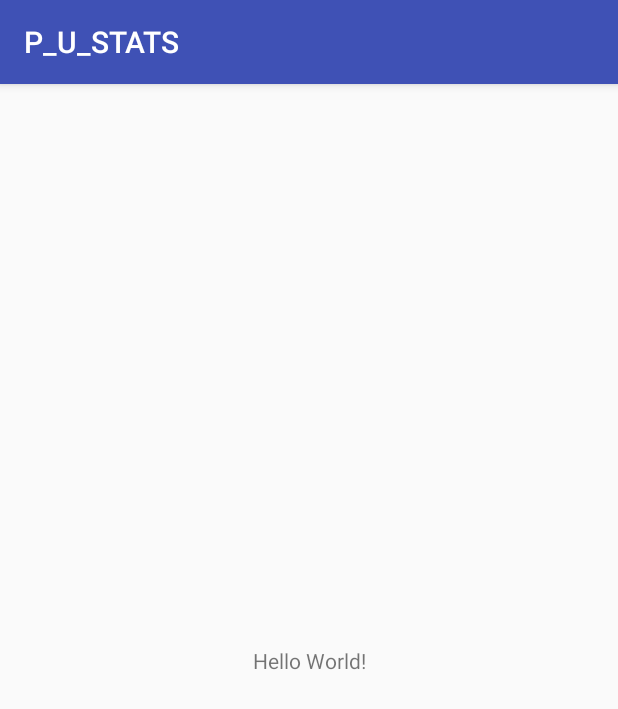
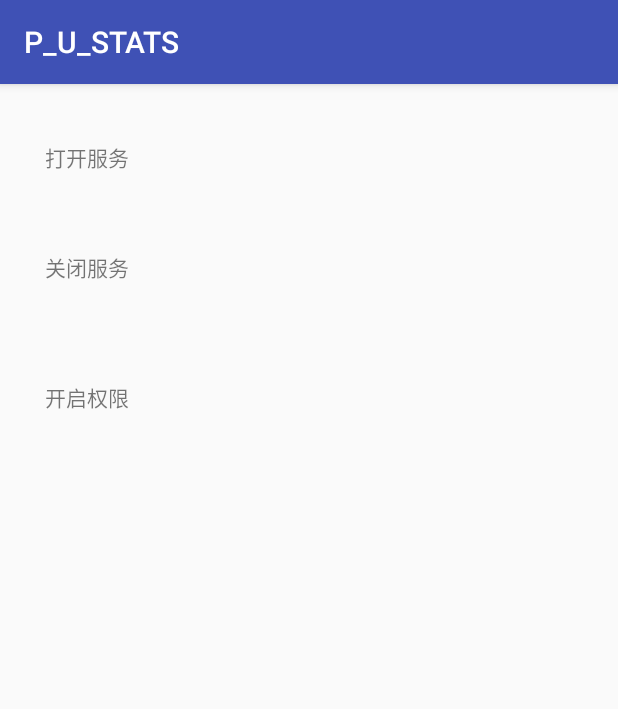
Before and after one commit to MaryDQ/P_U_STATS, an Android app: the screen it shows after launch (MainActivity), on a phone screen of 412 x 824 dp. Shown: the top 709 px of the screen. Run offline under Robolectric (Android 15) with nearby library versions, the phone set to English and light mode, and no system bars.

Commit message:
编写完工具类

```diff
--- a/app/src/main/res/layout/activity_main.xml
+++ b/app/src/main/res/layout/activity_main.xml
@@ -7,13 +7,39 @@
     android:layout_height="match_parent"
     tools:context="com.mlxphone.p_u_stats.MainActivity">
 
+
     <TextView
-        android:layout_width="wrap_content"
-        android:layout_height="wrap_content"
-        android:text="Hello World!"
-        app:layout_constraintBottom_toBottomOf="parent"
+        android:onClick="openService"
+        android:id="@+id/textView"
+        android:layout_width="92dp"
+        android:layout_height="28dp"
+        android:text="打开服务"
+        android:layout_marginLeft="30dp"
         app:layout_constraintLeft_toLeftOf="parent"
-        app:layout_constraintRight_toRightOf="parent"
-        app:layout_constraintTop_toTopOf="parent" />
+        app:layout_constraintTop_toTopOf="parent"
+        android:layout_marginTop="38dp"
+        tools:layout_editor_absoluteY="27dp" />
 
+    <TextView
+        android:id="@+id/textView2"
+        android:layout_width="91dp"
+        android:layout_height="27dp"
+        android:text="关闭服务"
+        android:onClick="closeService"
+        android:layout_marginTop="45dp"
+        app:layout_constraintTop_toBottomOf="@+id/textView"
+        android:layout_marginLeft="30dp"
+        app:layout_constraintLeft_toLeftOf="parent"
+        tools:layout_editor_absoluteY="90dp" />
+
+    <TextView
+        android:id="@+id/textView3"
+        android:layout_width="90dp"
+        android:layout_height="36dp"
+        android:onClick="openPermission"
+        android:text="开启权限"
+        android:layout_marginTop="59dp"
+        app:layout_constraintTop_toBottomOf="@+id/textView2"
+        android:layout_marginLeft="30dp"
+        app:layout_constraintLeft_toLeftOf="parent" />
 </android.support.constraint.ConstraintLayout>
```
Also changed, not shown: app/src/main/java/com/mlxphone/p_u_stats/MainActivity.java (+77 -1 lines), app/src/main/java/com/mlxphone/p_u_stats/service/StartService.java (+26 -6 lines).
